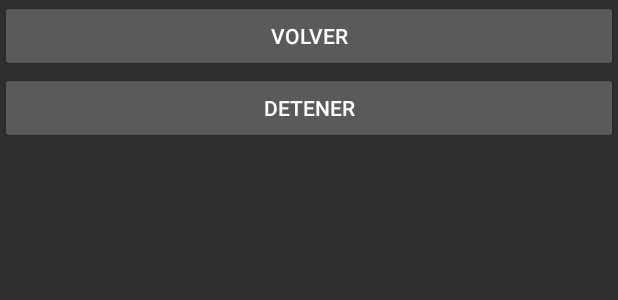
After one commit to umadara86/Unidad8, an Android app: the layout boton.xml on its own in the app's theme, with its tools: preview values and no code run, on a phone screen of 412 x 824 dp. The commit adds this screen. Shown: the top 300 px of the screen. Run offline under Robolectric (Android 15) with nearby library versions, the phone set to English and light mode, and no system bars.

Commit message:
después de la tutoria

```diff
--- a/app/src/main/AndroidManifest.xml
+++ b/app/src/main/AndroidManifest.xml
@@ -21,6 +21,9 @@
                 <category android:name="android.intent.category.LAUNCHER" />
             </intent-filter>
         </activity>
+        <activity android:name=".BotonActivity">
+
+        </activity>
         <meta-data
             android:name="com.google.android.geo.API_KEY"
             android:value="AIzaSyBl7oCQOzNgDBpGOPxzSmHl9BmO66wpp3Q"/>
--- a/app/src/main/java/com/example/ivan/unidad8/ReceptorSMS.java
+++ b/app/src/main/java/com/example/ivan/unidad8/ReceptorSMS.java
@@ -12,6 +12,12 @@ public class ReceptorSMS extends BroadcastReceiver {
 
     @Override
     public void onReceive(Context context, Intent intent) {
+      Intent i = new Intent(context, ServicioMusica.class);
+        i.addFlags(Intent.FLAG_ACTIVITY_NEW_TASK);
+        context.startActivity(i);
 
     }
+
+
+
 }
--- a/app/src/main/java/com/example/ivan/unidad8/ServicioMusica.java
+++ b/app/src/main/java/com/example/ivan/unidad8/ServicioMusica.java
@@ -34,7 +34,7 @@ public class ServicioMusica extends Service {
                 .setSmallIcon(R.mipmap.ic_launcher)
                 .setContentText("información adicional");
 
-        PendingIntent intencionPendiente = PendingIntent.getActivity( this, 0, new Intent(this, MapsActivity.class), 0);
+        PendingIntent intencionPendiente = PendingIntent.getActivity( this, 0, new Intent(this, ReceptorSMS.class), 0);
         notific.setContentIntent(intencionPendiente);
 
         NotificationManager notificationManager = (NotificationManager) getSystemService(Context.NOTIFICATION_SERVICE);
--- /dev/null
+++ b/app/src/main/res/layout/boton.xml
@@ -0,0 +1,19 @@
+<?xml version="1.0" encoding="utf-8"?>
+<LinearLayout xmlns:android="http://schemas.android.com/apk/res/android"
+    android:orientation="vertical" android:layout_width="match_parent"
+    android:layout_height="match_parent">
+
+    <Button
+        android:text="volver"
+        android:layout_width="match_parent"
+        android:layout_height="wrap_content"
+        android:id="@+id/volver"
+        android:onClick="volver" />
+
+    <Button
+        android:text="detener"
+        android:layout_width="match_parent"
+        android:layout_height="wrap_content"
+        android:id="@+id/detener"
+        android:onClick="detener" />
+</LinearLayout>
```
Also changed, not shown: app/src/main/java/com/example/ivan/unidad8/BotonActivity.java (added, +25 -0 lines), app/src/main/java/com/example/ivan/unidad8/MapsActivity.java (+0 -14 lines), app/src/main/res/layout/activity_main.xml (+0 -16 lines).
